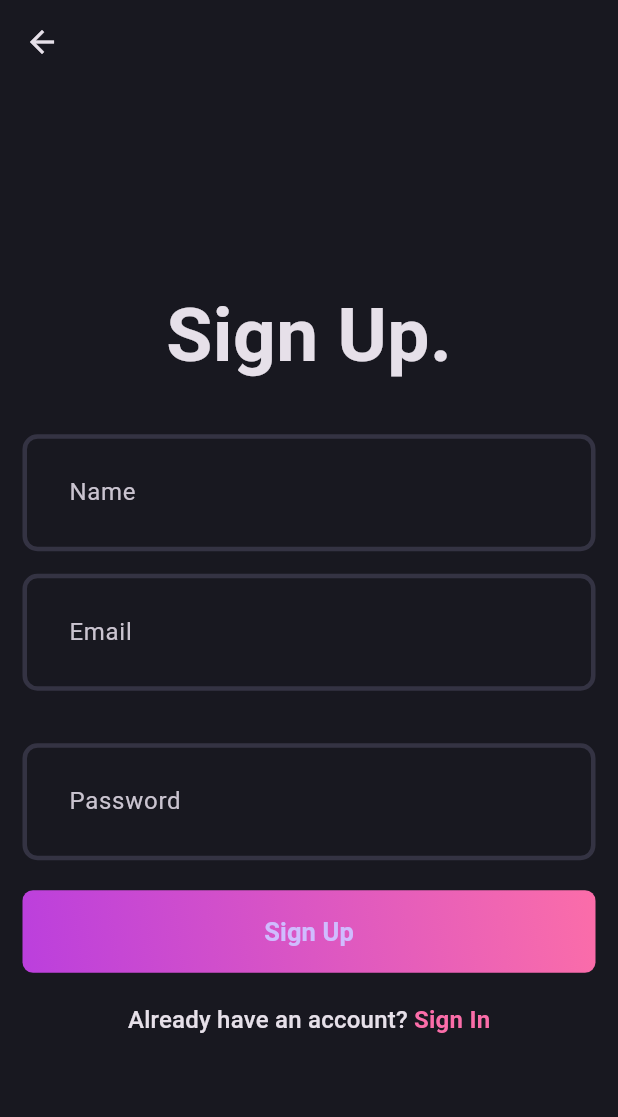
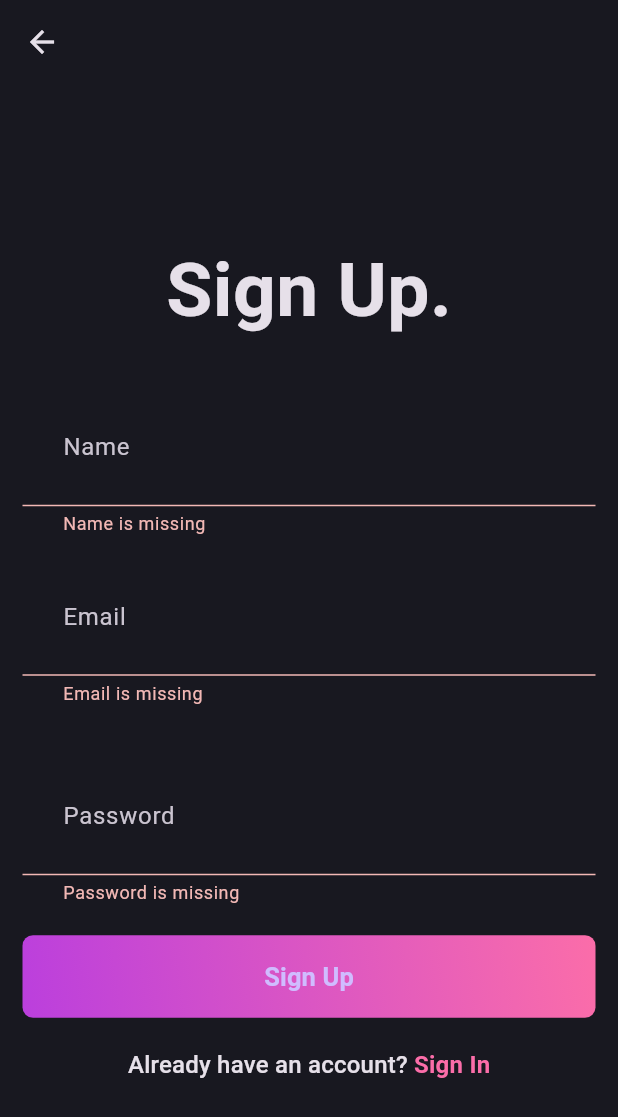
Before and after one commit to Arik39/Blog-app, a Flutter app: the SignUpPage screen opened directly, after a tap on "Sign Up", on a phone screen of 412 x 824 dp. Shown: the top 1117 px of the screen. Run offline on Flutter 3.47's test engine with Material 3 defaults, Android fonts, the phone set to English and light mode, and no system bars; our stand-ins replace flutter_bloc, fpdart, supabase_flutter; accounts and stored records are empty.

Commit message:
SignUp connect with supabase

```diff
--- /dev/null
+++ b/lib/core/usecase/usecase.dart
@@ -0,0 +1,6 @@
+import 'package:blog_app/core/error/failures.dart';
+import 'package:fpdart/fpdart.dart';
+
+abstract interface class UseCase<SuccessType, Params> {
+  Future<Either<Failure, SuccessType>> call(Params params);
+}
--- /dev/null
+++ b/lib/features/auth/domain/usecases/user_sign_up.dart
@@ -0,0 +1,29 @@
+import 'package:blog_app/core/error/failures.dart';
+import 'package:blog_app/core/usecase/usecase.dart';
+import 'package:blog_app/features/auth/domain/repository/auth_repository.dart';
+import 'package:fpdart/fpdart.dart';
+
+class UserSignUp implements UseCase<String, UserSignUpParams> {
+  final AuthRepository authRepository;
+  UserSignUp(this.authRepository);
+  @override
+  Future<Either<Failure, String>> call(UserSignUpParams params) async {
+    return await authRepository.signUpWithEmailPassword(
+      name: params.name,
+      email: params.email,
+      password: params.password,
+    );
+  }
+}
+
+class UserSignUpParams {
+  final String email;
+  final String name;
+  final String password;
+
+  UserSignUpParams({
+    required this.email,
+    required this.name,
+    required this.password,
+  });
+}
--- /dev/null
+++ b/lib/features/auth/presentation/bloc/auth_bloc.dart
@@ -0,0 +1,26 @@
+import 'package:blog_app/features/auth/domain/usecases/user_sign_up.dart';
+import 'package:flutter/material.dart';
+import 'package:flutter_bloc/flutter_bloc.dart';
+
+part 'auth_event.dart';
+part 'auth_state.dart';
+
+class AuthBloc extends Bloc<AuthEvent, AuthState> {
+  final UserSignUp _userSignUp;
+
+  AuthBloc({
+    required UserSignUp userSignUp,
+  })  : _userSignUp = userSignUp,
+        super(AuthInitial()) {
+    on<AuthSignUp>((event, emit) async {
+      final response = await _userSignUp(UserSignUpParams(
+        email: event.email,
+        name: event.name,
+        password: event.password,
+      ));
+
+      response.fold((failure) => emit(AuthFailure(failure.message)),
+          (uid) => emit(AuthSuccess(uid)));
+    });
+  }
+}
--- /dev/null
+++ b/lib/features/auth/presentation/bloc/auth_event.dart
@@ -0,0 +1,16 @@
+part of 'auth_bloc.dart';
+
+@immutable
+sealed class AuthEvent {}
+
+final class AuthSignUp extends AuthEvent {
+  final String email;
+  final String name;
+  final String password;
+
+  AuthSignUp({
+    required this.email,
+    required this.name,
+    required this.password,
+  });
+}
--- /dev/null
+++ b/lib/features/auth/presentation/bloc/auth_state.dart
@@ -0,0 +1,20 @@
+part of 'auth_bloc.dart';
+
+@immutable
+sealed class AuthState {
+  const AuthState();
+}
+
+final class AuthInitial extends AuthState {}
+
+final class AuthLoading extends AuthState {}
+
+final class AuthSuccess extends AuthState {
+  final String uid;
+  const AuthSuccess(this.uid);
+}
+
+final class AuthFailure extends AuthState {
+  final String message;
+  const AuthFailure(this.message);
+}
--- a/lib/features/auth/presentation/pages/login_page.dart
+++ b/lib/features/auth/presentation/pages/login_page.dart
@@ -51,6 +51,7 @@ class _LoginPageState extends State<LoginPage> {
               ),
               const SizedBox(height: 20),
               AuthGradientButton(
+                onPressed: () {},
                 buttonText: "Sign In",
               ),
               const SizedBox(height: 20),
--- a/lib/features/auth/presentation/pages/signup_page.dart
+++ b/lib/features/auth/presentation/pages/signup_page.dart
@@ -1,8 +1,10 @@
 import 'package:blog_app/core/theme/app_pallete.dart';
+import 'package:blog_app/features/auth/presentation/bloc/auth_bloc.dart';
 import 'package:blog_app/features/auth/presentation/pages/login_page.dart';
 import 'package:blog_app/features/auth/presentation/widgets/auth_field.dart';
 import 'package:blog_app/features/auth/presentation/widgets/auth_gradient_button.dart';
 import 'package:flutter/material.dart';
+import 'package:flutter_bloc/flutter_bloc.dart';
 
 class SignUpPage extends StatefulWidget {
   static route() => MaterialPageRoute(builder: (context) => SignUpPage());
@@ -58,6 +60,17 @@ class _SignUpPageState extends State<SignUpPage> {
               ),
               const SizedBox(height: 20),
               AuthGradientButton(
+                onPressed: () {
+                  if (formKey.currentState!.validate()) {
+                    context.read<AuthBloc>().add(
+                          AuthSignUp(
+                            email: emailController.text.trim(),
+                            name: nameController.text.trim(),
+                            password: passwordController.text.trim(),
+                          ),
+                        );
+                  }
+                },
                 buttonText: "Sign Up",
               ),
               const SizedBox(height: 20),
--- a/lib/features/auth/presentation/widgets/auth_gradient_button.dart
+++ b/lib/features/auth/presentation/widgets/auth_gradient_button.dart
@@ -2,7 +2,9 @@ import 'package:blog_app/core/theme/app_pallete.dart';
 import 'package:flutter/material.dart';
 
 class AuthGradientButton extends StatelessWidget {
-  const AuthGradientButton({required this.buttonText,super.key});
+  const AuthGradientButton(
+      {required this.onPressed, required this.buttonText, super.key});
+  final VoidCallback onPressed;
   final String buttonText;
   @override
   Widget build(BuildContext context) {
@@ -19,7 +21,7 @@ class AuthGradientButton extends StatelessWidget {
         ),
       ),
       child: ElevatedButton(
-        onPressed: () {},
+        onPressed: onPressed,
         style: ElevatedButton.styleFrom(
           fixedSize: Size(450, 55),
           backgroundColor: AppPallete.transparentColor,
--- a/pubspec.yaml
+++ b/pubspec.yaml
@@ -36,6 +36,7 @@ dependencies:
   cupertino_icons: ^1.0.8
   fpdart: ^1.1.1
   supabase_flutter: ^2.8.3
+  flutter_bloc: ^9.0.0
 
 dev_dependencies:
   flutter_test:
```
Also changed, not shown: lib/main.dart (+19 -1 lines), pubspec.lock.
